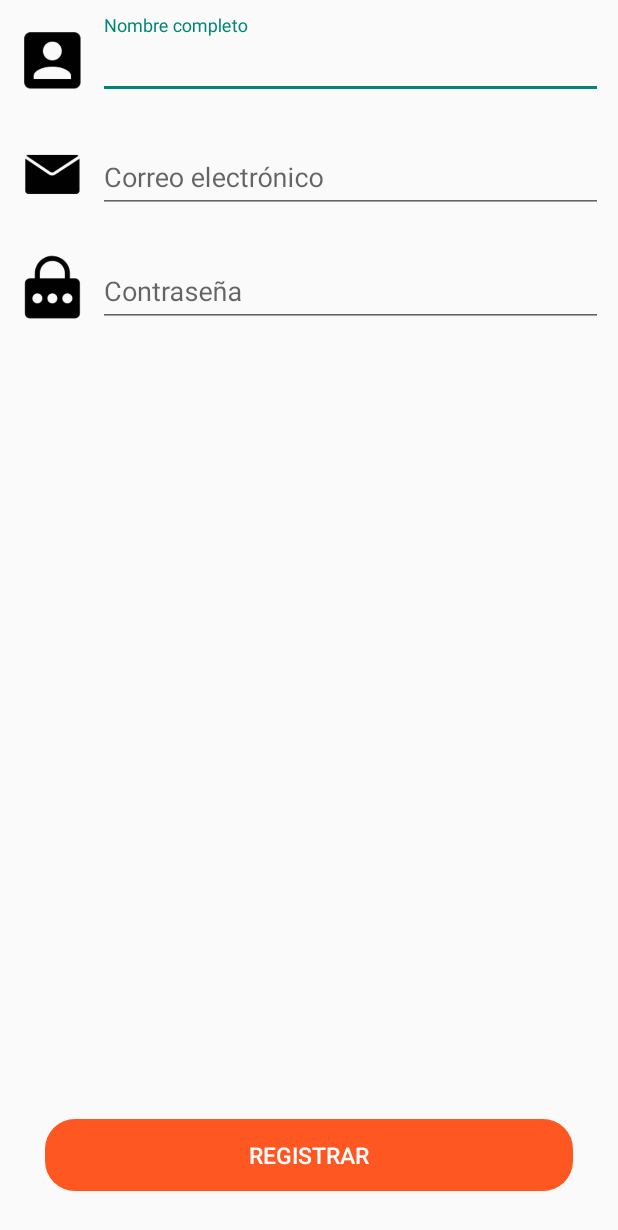
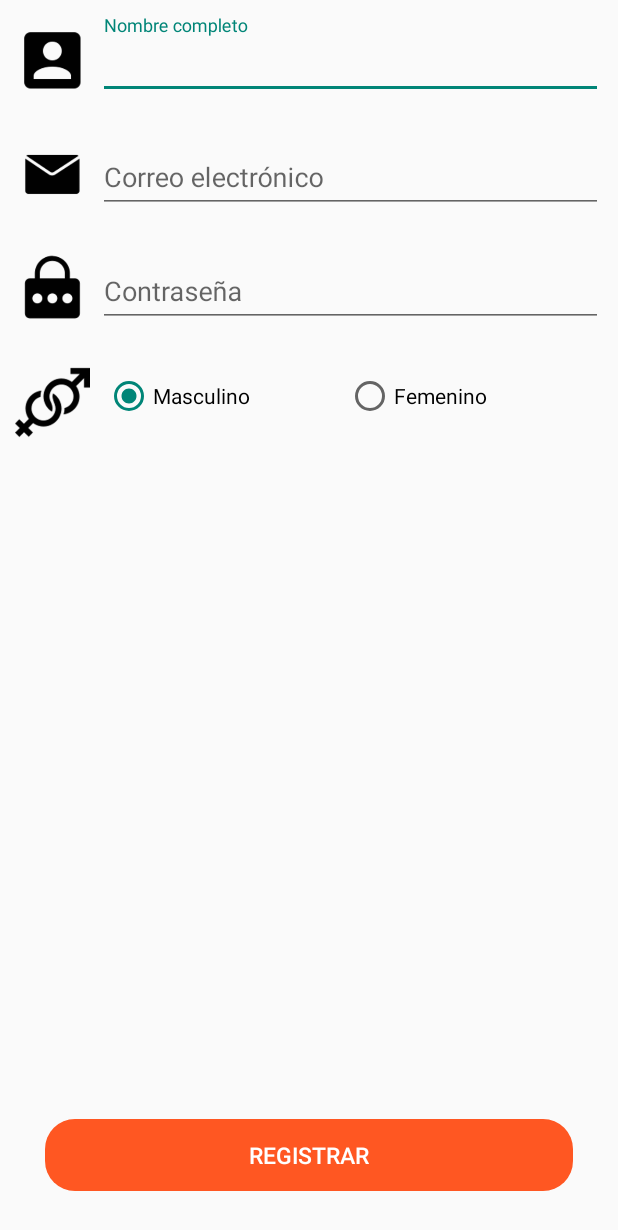
Before and after one commit to MarceloAlec/ReturnHOME, an Android app: the RegisterActivity screen opened directly, with no data from a screen before it, on a phone screen of 412 x 824 dp. Shown: the top 1230 px of the screen. Run offline under Robolectric (Android 15) with nearby library versions, the phone set to English and light mode, and no system bars.

Commit message:
Añado radio botones para seleccionar el genero de la persona

```diff
--- a/app/src/main/res/layout/activity_register.xml
+++ b/app/src/main/res/layout/activity_register.xml
@@ -104,6 +104,45 @@
 
         <LinearLayout
             android:layout_width="match_parent"
+            android:layout_height="wrap_content"
+            android:orientation="horizontal"
+            android:layout_margin="10dp">
+
+            <ImageView
+                android:layout_width="50dp"
+                android:layout_height="50dp"
+                android:layout_marginTop="5dp"
+                android:src="@drawable/gender"/>
+
+            <RadioGroup
+                android:layout_width="match_parent"
+                android:layout_height="wrap_content"
+                android:orientation="horizontal"
+
+                android:layout_margin="10dp">
+
+                <com.google.android.material.radiobutton.MaterialRadioButton
+                    android:layout_width="0dp"
+                    android:layout_height="wrap_content"
+                    android:layout_weight="1"
+                    android:text="Masculino"
+                    android:checked="true">
+
+                </com.google.android.material.radiobutton.MaterialRadioButton>
+
+                <com.google.android.material.radiobutton.MaterialRadioButton
+                    android:layout_width="0dp"
+                    android:layout_height="wrap_content"
+                    android:layout_weight="1"
+                    android:text="Femenino">
+
+                </com.google.android.material.radiobutton.MaterialRadioButton>
+            </RadioGroup>
+
+        </LinearLayout>
+
+        <LinearLayout
+            android:layout_width="match_parent"
             android:layout_height="match_parent"
             android:orientation="vertical"
             android:gravity="bottom">
```
Also changed, not shown: app/src/main/res/drawable-hdpi/gender.png (added), app/src/main/res/drawable-mdpi/gender.png (added), app/src/main/res/drawable-xhdpi/gender.png (added), app/src/main/res/drawable-xxhdpi/gender.png (added), app/src/main/res/drawable-xxxhdpi/gender.png (added).
